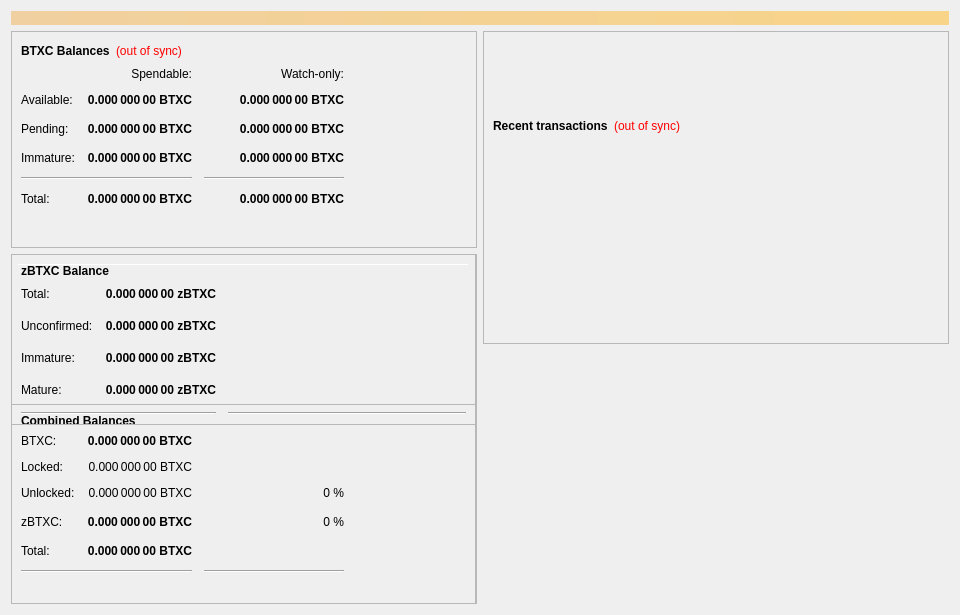
First picture: the form in src/qt/forms/overviewpage.ui, repository bettexproject/bettexcoin, before the edit.
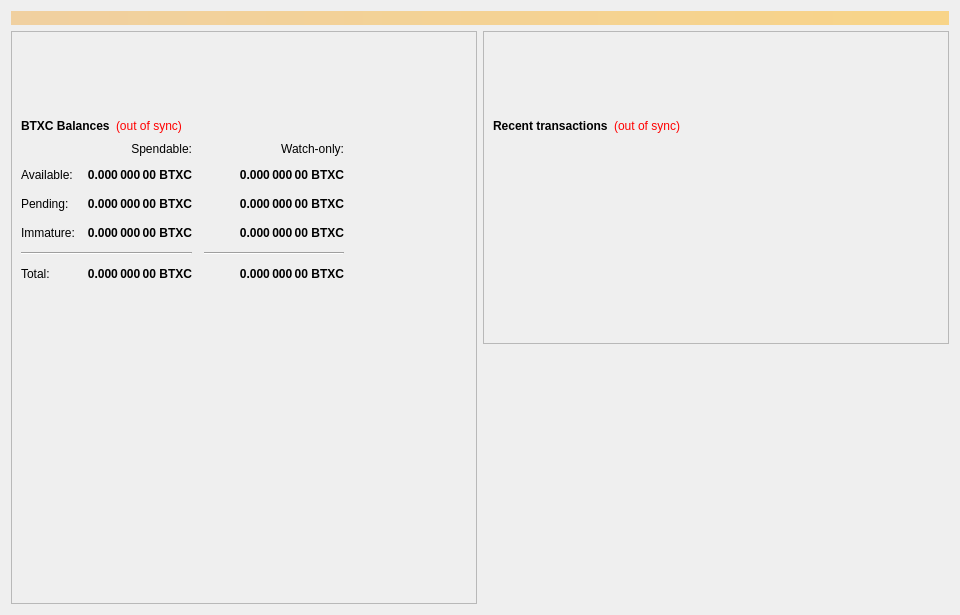
Second picture: the form after the edit.

```diff
--- a/src/qt/forms/overviewpage.ui
+++ b/src/qt/forms/overviewpage.ui
@@ -49,6 +49,22 @@
           <enum>QFrame::Raised</enum>
          </property>
          <layout class="QVBoxLayout" name="verticalLayout_4">
+          <item>
+           <spacer name="verticalSpacer">
+            <property name="orientation">
+             <enum>Qt::Vertical</enum>
+            </property>
+            <property name="sizeType">
+             <enum>QSizePolicy::Fixed</enum>
+            </property>
+            <property name="sizeHint" stdset="0">
+             <size>
+              <width>20</width>
+              <height>75</height>
+             </size>
+            </property>
+           </spacer>
+          </item>
           <item>
            <layout class="QHBoxLayout" name="horizontalLayout_4">
             <item>
@@ -408,1011 +424,6 @@
          </layout>
         </widget>
        </item>
-       <item>
-        <widget class="QFrame" name="frameObfuscation">
-         <property name="minimumSize">
-          <size>
-           <width>0</width>
-           <height>350</height>
-          </size>
-         </property>
-         <property name="layoutDirection">
-          <enum>Qt::LeftToRight</enum>
-         </property>
-         <property name="frameShape">
-          <enum>QFrame::StyledPanel</enum>
-         </property>
-         <property name="frameShadow">
-          <enum>QFrame::Raised</enum>
-         </property>
-         <widget class="QPushButton" name="runAutoDenom">
-          <property name="geometry">
-           <rect>
-            <x>251</x>
-            <y>17</y>
-            <width>1</width>
-            <height>1</height>
-           </rect>
-          </property>
-          <property name="palette">
-           <palette>
-            <active>
-             <colorrole role="WindowText">
-              <brush brushstyle="SolidPattern">
-               <color alpha="255">
-                <red>0</red>
-                <green>0</green>
-                <blue>0</blue>
-               </color>
-              </brush>
-             </colorrole>
-             <colorrole role="Button">
-              <brush brushstyle="SolidPattern">
-               <color alpha="255">
-                <red>239</red>
-                <green>238</green>
-                <blue>238</blue>
-               </color>
-              </brush>
-             </colorrole>
-             <colorrole role="Light">
-              <brush brushstyle="SolidPattern">
-               <color alpha="255">
-                <red>255</red>
-                <green>255</green>
-                <blue>255</blue>
-               </color>
-              </brush>
-             </colorrole>
-             <colorrole role="Midlight">
-              <brush brushstyle="SolidPattern">
-               <color alpha="255">
-                <red>247</red>
-                <green>246</green>
-                <blue>246</blue>
-               </color>
-              </brush>
-             </colorrole>
-             <colorrole role="Dark">
-              <brush brushstyle="SolidPattern">
-               <color alpha="255">
-                <red>119</red>
-                <green>119</green>
-                <blue>119</blue>
-               </color>
-              </brush>
-             </colorrole>
-             <colorrole role="Mid">
-              <brush brushstyle="SolidPattern">
-               <color alpha="255">
-                <red>159</red>
-                <green>159</green>
-                <blue>159</blue>
-               </color>
-              </brush>
-             </colorrole>
-             <colorrole role="Text">
-              <brush brushstyle="SolidPattern">
-               <color alpha="255">
-                <red>0</red>
-                <green>0</green>
-                <blue>0</blue>
-               </color>
-              </brush>
-             </colorrole>
-             <colorrole role="BrightText">
-              <brush brushstyle="SolidPattern">
-               <color alpha="255">
-                <red>255</red>
-                <green>255</green>
-                <blue>255</blue>
-               </color>
-              </brush>
-             </colorrole>
-             <colorrole role="ButtonText">
-              <brush brushstyle="SolidPattern">
-               <color alpha="255">
-                <red>0</red>
-                <green>0</green>
-                <blue>0</blue>
-               </color>
-              </brush>
-             </colorrole>
-             <colorrole role="Base">
-              <brush brushstyle="SolidPattern">
-               <color alpha="255">
-                <red>255</red>
-                <green>255</green>
-                <blue>255</blue>
-               </color>
-              </brush>
-             </colorrole>
-             <colorrole role="Window">
-              <brush brushstyle="SolidPattern">
-               <color alpha="255">
-                <red>239</red>
-                <green>238</green>
-                <blue>238</blue>
-               </color>
-              </brush>
-             </colorrole>
-             <colorrole role="Shadow">
-              <brush brushstyle="SolidPattern">
-               <color alpha="255">
-                <red>0</red>
-                <green>0</green>
-                <blue>0</blue>
-               </color>
-              </brush>
-             </colorrole>
-             <colorrole role="AlternateBase">
-              <brush brushstyle="SolidPattern">
-               <color alpha="255">
-                <red>247</red>
-                <green>246</green>
-                <blue>246</blue>
-               </color>
-              </brush>
-             </colorrole>
-             <colorrole role="ToolTipBase">
-              <brush brushstyle="SolidPattern">
-               <color alpha="255">
-                <red>255</red>
-                <green>255</green>
-                <blue>220</blue>
-               </color>
-              </brush>
-             </colorrole>
-             <colorrole role="ToolTipText">
-              <brush brushstyle="SolidPattern">
-               <color alpha="255">
-                <red>0</red>
-                <green>0</green>
-                <blue>0</blue>
-               </color>
-              </brush>
-             </colorrole>
-            </active>
-            <inactive>
-             <colorrole role="WindowText">
-              <brush brushstyle="SolidPattern">
-               <color alpha="255">
-                <red>0</red>
-                <green>0</green>
-                <blue>0</blue>
-               </color>
-              </brush>
-             </colorrole>
-             <colorrole role="Button">
-              <brush brushstyle="SolidPattern">
-               <color alpha="255">
-                <red>239</red>
-                <green>238</green>
-                <blue>238</blue>
-               </color>
-              </brush>
-             </colorrole>
-             <colorrole role="Light">
-              <brush brushstyle="SolidPattern">
-               <color alpha="255">
-                <red>255</red>
-                <green>255</green>
-                <blue>255</blue>
-               </color>
-              </brush>
-             </colorrole>
-             <colorrole role="Midlight">
-              <brush brushstyle="SolidPattern">
-               <color alpha="255">
-                <red>247</red>
-                <green>246</green>
-                <blue>246</blue>
-               </color>
-              </brush>
-             </colorrole>
-             <colorrole role="Dark">
-              <brush brushstyle="SolidPattern">
-               <color alpha="255">
-                <red>119</red>
-                <green>119</green>
-                <blue>119</blue>
-               </color>
-              </brush>
-             </colorrole>
-             <colorrole role="Mid">
-              <brush brushstyle="SolidPattern">
-               <color alpha="255">
-                <red>159</red>
-                <green>159</green>
-                <blue>159</blue>
-               </color>
-              </brush>
-             </colorrole>
-             <colorrole role="Text">
-              <brush brushstyle="SolidPattern">
-               <color alpha="255">
-                <red>0</red>
-                <green>0</green>
-                <blue>0</blue>
-               </color>
-              </brush>
-             </colorrole>
-             <colorrole role="BrightText">
-              <brush brushstyle="SolidPattern">
-               <color alpha="255">
-                <red>255</red>
-                <green>255</green>
-                <blue>255</blue>
-               </color>
-              </brush>
-             </colorrole>
-             <colorrole role="ButtonText">
-              <brush brushstyle="SolidPattern">
-               <color alpha="255">
-                <red>0</red>
-                <green>0</green>
-                <blue>0</blue>
-               </color>
-              </brush>
-             </colorrole>
-             <colorrole role="Base">
-              <brush brushstyle="SolidPattern">
-               <color alpha="255">
-                <red>255</red>
-                <green>255</green>
-                <blue>255</blue>
-               </color>
-              </brush>
-             </colorrole>
-             <colorrole role="Window">
-              <brush brushstyle="SolidPattern">
-               <color alpha="255">
-                <red>239</red>
-                <green>238</green>
-                <blue>238</blue>
-               </color>
-              </brush>
-             </colorrole>
-             <colorrole role="Shadow">
-              <brush brushstyle="SolidPattern">
-               <color alpha="255">
-                <red>0</red>
-                <green>0</green>
-                <blue>0</blue>
-               </color>
-              </brush>
-             </colorrole>
-             <colorrole role="AlternateBase">
-              <brush brushstyle="SolidPattern">
-               <color alpha="255">
-                <red>247</red>
-                <green>246</green>
-                <blue>246</blue>
-               </color>
-              </brush>
-             </colorrole>
-             <colorrole role="ToolTipBase">
-              <brush brushstyle="SolidPattern">
-               <color alpha="255">
-                <red>255</red>
-                <green>255</green>
-                <blue>220</blue>
-               </color>
-              </brush>
-             </colorrole>
-             <colorrole role="ToolTipText">
-              <brush brushstyle="SolidPattern">
-               <color alpha="255">
-                <red>0</red>
-                <green>0</green>
-                <blue>0</blue>
-               </color>
-              </brush>
-             </colorrole>
-            </inactive>
-            <disabled>
-             <colorrole role="WindowText">
-              <brush brushstyle="SolidPattern">
-               <color alpha="255">
-                <red>119</red>
-                <green>119</green>
-                <blue>119</blue>
-               </color>
-              </brush>
-             </colorrole>
-             <colorrole role="Button">
-              <brush brushstyle="SolidPattern">
-               <color alpha="255">
-                <red>239</red>
-                <green>238</green>
-                <blue>238</blue>
-               </color>
-              </brush>
-             </colorrole>
-             <colorrole role="Light">
-              <brush brushstyle="SolidPattern">
-               <color alpha="255">
-                <red>255</red>
-                <green>255</green>
-                <blue>255</blue>
-               </color>
-              </brush>
-             </colorrole>
-             <colorrole role="Midlight">
-              <brush brushstyle="SolidPattern">
-               <color alpha="255">
-                <red>247</red>
-                <green>246</green>
-                <blue>246</blue>
-               </color>
-              </brush>
-             </colorrole>
-             <colorrole role="Dark">
-              <brush brushstyle="SolidPattern">
-               <color alpha="255">
-                <red>119</red>
-                <green>119</green>
-                <blue>119</blue>
-               </color>
-              </brush>
-             </colorrole>
-             <colorrole role="Mid">
-              <brush brushstyle="SolidPattern">
-               <color alpha="255">
-                <red>159</red>
-                <green>159</green>
-                <blue>159</blue>
-               </color>
-              </brush>
-             </colorrole>
-             <colorrole role="Text">
-              <brush brushstyle="SolidPattern">
-               <color alpha="255">
-                <red>119</red>
-                <green>119</green>
-                <blue>119</blue>
-               </color>
-              </brush>
-             </colorrole>
-             <colorrole role="BrightText">
-              <brush brushstyle="SolidPattern">
-               <color alpha="255">
-                <red>255</red>
-                <green>255</green>
-                <blue>255</blue>
-               </color>
-              </brush>
-             </colorrole>
-             <colorrole role="ButtonText">
-              <brush brushstyle="SolidPattern">
-               <color alpha="255">
-                <red>119</red>
-                <green>119</green>
-                <blue>119</blue>
-               </color>
-              </brush>
-             </colorrole>
-             <colorrole role="Base">
-              <brush brushstyle="SolidPattern">
-               <color alpha="255">
-                <red>239</red>
-                <green>238</green>
-                <blue>238</blue>
-               </color>
-              </brush>
-             </colorrole>
-             <colorrole role="Window">
-              <brush brushstyle="SolidPattern">
-               <color alpha="255">
-                <red>239</red>
-                <green>238</green>
-                <blue>238</blue>
-               </color>
-              </brush>
-             </colorrole>
-             <colorrole role="Shadow">
-              <brush brushstyle="SolidPattern">
-               <color alpha="255">
-                <red>0</red>
-                <green>0</green>
-                <blue>0</blue>
-               </color>
-              </brush>
-             </colorrole>
-             <colorrole role="AlternateBase">
-              <brush brushstyle="SolidPattern">
-               <color alpha="255">
-                <red>239</red>
-                <green>238</green>
-                <blue>238</blue>
-               </color>
-              </brush>
-             </colorrole>
-             <colorrole role="ToolTipBase">
-              <brush brushstyle="SolidPattern">
-               <color alpha="255">
-                <red>255</red>
-                <green>255</green>
-                <blue>220</blue>
-               </color>
-              </brush>
-             </colorrole>
-             <colorrole role="ToolTipText">
-              <brush brushstyle="SolidPattern">
-               <color alpha="255">
-                <red>0</red>
-                <green>0</green>
-                <blue>0</blue>
-               </color>
-              </brush>
-             </colorrole>
-            </disabled>
-           </palette>
-          </property>
-          <property name="focusPolicy">
-           <enum>Qt::NoFocus</enum>
-          </property>
-          <property name="autoFillBackground">
-           <bool>true</bool>
-          </property>
-          <property name="text">
-           <string/>
-          </property>
-          <property name="flat">
-           <bool>true</bool>
-          </property>
-         </widget>
-         <widget class="Line" name="line">
-          <property name="geometry">
-           <rect>
-            <x>7</x>
-            <y>10</y>
-            <width>451</width>
-            <height>1</height>
-           </rect>
-          </property>
-          <property name="orientation">
-           <enum>Qt::Horizontal</enum>
-          </property>
-         </widget>
-         <widget class="QFrame" name="frame_3">
-          <property name="geometry">
-           <rect>
-            <x>0</x>
-            <y>150</y>
-            <width>465</width>
-            <height>201</height>
-           </rect>
-          </property>
-          <property name="frameShape">
-           <enum>QFrame::StyledPanel</enum>
-          </property>
-          <property name="frameShadow">
-           <enum>QFrame::Raised</enum>
-          </property>
-          <layout class="QVBoxLayout" name="verticalLayout_5">
-           <item>
-            <layout class="QHBoxLayout" name="horizontalLayout_5" stretch="0">
-             <item>
-              <widget class="QLabel" name="label_5z">
-               <property name="maximumSize">
-                <size>
-                 <width>16777215</width>
-                 <height>20</height>
-                </size>
-               </property>
-               <property name="font">
-                <font>
-                 <weight>75</weight>
-                 <bold>true</bold>
-                </font>
-               </property>
-               <property name="toolTip">
-                <string>Combined Balances (including unconfirmed and immature coins)</string>
-               </property>
-               <property name="text">
-                <string>&lt;html&gt;&lt;head/&gt;&lt;body&gt;&lt;p&gt;Combined Balances&lt;/p&gt;&lt;/body&gt;&lt;/html&gt;</string>
-               </property>
-              </widget>
-             </item>
-            </layout>
-           </item>
-           <item>
-            <layout class="QGridLayout" name="gridLayout_3">
-             <property name="spacing">
-              <number>12</number>
-             </property>
-             <item row="7" column="0" colspan="2">
-              <widget class="Line" name="lineSpendableBalance_3">
-               <property name="orientation">
-                <enum>Qt::Horizontal</enum>
-               </property>
-              </widget>
-             </item>
-             <item row="7" column="2">
-              <widget class="Line" name="lineWatchBalance_3">
-               <property name="sizePolicy">
-                <sizepolicy hsizetype="Preferred" vsizetype="Fixed">
-                 <horstretch>0</horstretch>
-                 <verstretch>0</verstretch>
-                </sizepolicy>
-               </property>
-               <property name="minimumSize">
-                <size>
-                 <width>140</width>
-                 <height>0</height>
-                </size>
-               </property>
-               <property name="orientation">
-                <enum>Qt::Horizontal</enum>
-               </property>
-              </widget>
-             </item>
-             <item row="4" column="1">
-              <widget class="QLabel" name="labelzBalancez">
-               <property name="font">
-                <font>
-                 <weight>75</weight>
-                 <bold>true</bold>
-                </font>
-               </property>
-               <property name="cursor">
-                <cursorShape>IBeamCursor</cursorShape>
-               </property>
-               <property name="toolTip">
-                <string>Total of transactions that have yet to be confirmed, and do not yet count toward the spendable balance</string>
-               </property>
-               <property name="text">
-                <string notr="true">0.000 000 00 BTXC</string>
-               </property>
-               <property name="alignment">
-                <set>Qt::AlignRight|Qt::AlignTrailing|Qt::AlignVCenter</set>
-               </property>
-               <property name="textInteractionFlags">
-                <set>Qt::LinksAccessibleByMouse|Qt::TextSelectableByKeyboard|Qt::TextSelectableByMouse</set>
-               </property>
-              </widget>
-             </item>
-             <item row="6" column="1">
-              <widget class="QLabel" name="labelTotalz">
-               <property name="font">
-                <font>
-                 <weight>75</weight>
-                 <bold>true</bold>
-                </font>
-               </property>
-               <property name="cursor">
-                <cursorShape>IBeamCursor</cursorShape>
-               </property>
-               <property name="toolTip">
-                <string>Total Balance, including unconfirmed and immature coins.</string>
-               </property>
-               <property name="text">
-                <string notr="true">0.000 000 00 BTXC</string>
-               </property>
-               <property name="alignment">
-                <set>Qt::AlignRight|Qt::AlignTrailing|Qt::AlignVCenter</set>
-               </property>
-               <property name="textInteractionFlags">
-                <set>Qt::LinksAccessibleByMouse|Qt::TextSelectableByKeyboard|Qt::TextSelectableByMouse</set>
-               </property>
-              </widget>
-             </item>
-             <item row="4" column="3">
-              <spacer name="horizontalSpacer_6">
-               <property name="orientation">
-                <enum>Qt::Horizontal</enum>
-               </property>
-               <property name="sizeHint" stdset="0">
-                <size>
-                 <width>40</width>
-                 <height>20</height>
-                </size>
-               </property>
-              </spacer>
-             </item>
-             <item row="6" column="0">
-              <widget class="QLabel" name="labelTotalTextz">
-               <property name="text">
-                <string>Total:</string>
-               </property>
-              </widget>
-             </item>
-             <item row="1" column="0">
-              <widget class="QLabel" name="labelBalanceTextz">
-               <property name="text">
-                <string>BTXC:</string>
-               </property>
-              </widget>
-             </item>
-             <item row="1" column="1">
-              <widget class="QLabel" name="labelBalancez">
-               <property name="font">
-                <font>
-                 <weight>75</weight>
-                 <bold>true</bold>
-                </font>
-               </property>
-               <property name="cursor">
-                <cursorShape>IBeamCursor</cursorShape>
-               </property>
-               <property name="toolTip">
-                <string>Your current spendable balance</string>
-               </property>
-               <property name="text">
-                <string notr="true">0.000 000 00 BTXC</string>
-               </property>
-               <property name="alignment">
-                <set>Qt::AlignRight|Qt::AlignTrailing|Qt::AlignVCenter</set>
-               </property>
-               <property name="textInteractionFlags">
-                <set>Qt::LinksAccessibleByMouse|Qt::TextSelectableByKeyboard|Qt::TextSelectableByMouse</set>
-               </property>
-              </widget>
-             </item>
-             <item row="4" column="0">
-              <widget class="QLabel" name="labelzBalanceTextz">
-               <property name="toolTip">
-                <string/>
-               </property>
-               <property name="text">
-                <string>zBTXC:</string>
-               </property>
-              </widget>
-             </item>
-             <item row="4" column="2">
-              <widget class="QLabel" name="labelzBTXCPercent">
-               <property name="toolTip">
-                <string>Current percentage of zBTXC.
-If AutoMint is enabled this percentage will settle around the configured AutoMint percentage (default = 10%)</string>
-               </property>
-               <property name="text">
-                <string>0 %</string>
-               </property>
-               <property name="alignment">
-                <set>Qt::AlignRight|Qt::AlignTrailing|Qt::AlignVCenter</set>
-               </property>
-              </widget>
-             </item>
-             <item row="6" column="2">
-              <widget class="QLabel" name="label100Percent">
-               <property name="text">
-                <string/>
-               </property>
-               <property name="alignment">
-                <set>Qt::AlignRight|Qt::AlignTrailing|Qt::AlignVCenter</set>
-               </property>
-              </widget>
-             </item>
-             <item row="2" column="1">
-              <widget class="QLabel" name="labelLockedBalance">
-               <property name="toolTip">
-                <string>Locked BTXC or Masternode collaterals. These are excluded from zBTXC minting.</string>
-               </property>
-               <property name="text">
-                <string>0.000 000 00 BTXC</string>
-               </property>
-               <property name="alignment">
-                <set>Qt::AlignRight|Qt::AlignTrailing|Qt::AlignVCenter</set>
-               </property>
-              </widget>
-             </item>
-             <item row="2" column="0">
-              <widget class="QLabel" name="labelLockedBalanceText">
-               <property name="toolTip">
-                <string>Locked BTXC or Masternode collaterals. These are excluded from zBTXC minting.</string>
-               </property>
-               <property name="text">
-                <string>Locked:</string>
-               </property>
-              </widget>
-             </item>
-             <item row="3" column="0">
-              <widget class="QLabel" name="labelUnLockedBalanceText">
-               <property name="toolTip">
-                <string>Unlocked BTXCs. These can be used for zBTXC minting.</string>
-               </property>
-               <property name="text">
-                <string>Unlocked:</string>
-               </property>
-              </widget>
-             </item>
-             <item row="3" column="1">
-              <widget class="QLabel" name="labelUnLockedBalance">
-               <property name="toolTip">
-                <string>Unlocked BTXCs. These can be used for zBTXC minting.</string>
-               </property>
-               <property name="text">
-                <string>0.000 000 00 BTXC</string>
-               </property>
-               <property name="alignment">
-                <set>Qt::AlignRight|Qt::AlignTrailing|Qt::AlignVCenter</set>
-               </property>
-              </widget>
-             </item>
-             <item row="3" column="2">
-              <widget class="QLabel" name="labelBTXCPercent">
-               <property name="text">
-                <string>0 %</string>
-               </property>
-               <property name="alignment">
-                <set>Qt::AlignRight|Qt::AlignTrailing|Qt::AlignVCenter</set>
-               </property>
-              </widget>
-             </item>
-            </layout>
-           </item>
-           <item>
-            <spacer name="verticalSpacer">
-             <property name="orientation">
-              <enum>Qt::Vertical</enum>
-             </property>
-             <property name="sizeHint" stdset="0">
-              <size>
-               <width>20</width>
-               <height>40</height>
-              </size>
-             </property>
-            </spacer>
-           </item>
-          </layout>
-         </widget>
-         <widget class="QFrame" name="frame_4">
-          <property name="geometry">
-           <rect>
-            <x>0</x>
-            <y>0</y>
-            <width>465</width>
-            <height>171</height>
-           </rect>
-          </property>
-          <property name="frameShape">
-           <enum>QFrame::StyledPanel</enum>
-          </property>
-          <property name="frameShadow">
-           <enum>QFrame::Raised</enum>
-          </property>
-          <layout class="QVBoxLayout" name="verticalLayout_7">
-           <item>
-            <layout class="QHBoxLayout" name="horizontalLayout_8" stretch="0">
-             <item>
-              <widget class="QLabel" name="label_5z_3">
-               <property name="maximumSize">
-                <size>
-                 <width>16777215</width>
-                 <height>20</height>
-                </size>
-               </property>
-               <property name="font">
-                <font>
-                 <weight>75</weight>
-                 <bold>true</bold>
-                </font>
-               </property>
-               <property name="text">
-                <string>zBTXC Balance</string>
-               </property>
-              </widget>
-             </item>
-            </layout>
-           </item>
-           <item>
-            <layout class="QGridLayout" name="gridLayout_5">
-             <property name="spacing">
-              <number>12</number>
-             </property>
-             <item row="4" column="0">
-              <widget class="QLabel" name="labelzBalanceMatureText">
-               <property name="toolTip">
-                <string>Mature: more than 20 confirmation and more than 1 mints of the same denomination after it was minted.
-These zBTXC are spendable.</string>
-               </property>
-               <property name="text">
-                <string>Mature:</string>
-               </property>
-              </widget>
-             </item>
-             <item row="5" column="0" colspan="2">
-              <widget class="Line" name="lineSpendableBalance_5">
-               <property name="orientation">
-                <enum>Qt::Horizontal</enum>
-               </property>
-              </widget>
-             </item>
-             <item row="1" column="1">
-              <widget class="QLabel" name="labelzBalance">
-               <property name="font">
-                <font>
-                 <weight>75</weight>
-                 <bold>true</bold>
-                </font>
-               </property>
-               <property name="cursor">
-                <cursorShape>IBeamCursor</cursorShape>
-               </property>
-               <property name="toolTip">
-                <string>All available zBTXC, unconfirmed and immature zBTXC included.</string>
-               </property>
-               <property name="text">
-                <string notr="true">0.000 000 00 zBTXC</string>
-               </property>
-               <property name="alignment">
-                <set>Qt::AlignRight|Qt::AlignTrailing|Qt::AlignVCenter</set>
-               </property>
-               <property name="textInteractionFlags">
-                <set>Qt::LinksAccessibleByMouse|Qt::TextSelectableByKeyboard|Qt::TextSelectableByMouse</set>
-               </property>
-              </widget>
-             </item>
-             <item row="5" column="2">
-              <widget class="Line" name="lineWatchBalance_5">
-               <property name="sizePolicy">
-                <sizepolicy hsizetype="Preferred" vsizetype="Fixed">
-                 <horstretch>0</horstretch>
-                 <verstretch>0</verstretch>
-                </sizepolicy>
-               </property>
-               <property name="minimumSize">
-                <size>
-                 <width>140</width>
-                 <height>0</height>
-                </size>
-               </property>
-               <property name="orientation">
-                <enum>Qt::Horizontal</enum>
-               </property>
-              </widget>
-             </item>
-             <item row="1" column="0">
-              <widget class="QLabel" name="labelzBalanceText">
-               <property name="toolTip">
-                <string>All available zBTXC, unconfirmed and immature zBTXC included.</string>
-               </property>
-               <property name="text">
-                <string>Total:</string>
-               </property>
-              </widget>
-             </item>
-             <item row="1" column="2">
-              <spacer name="horizontalSpacer_8">
-               <property name="orientation">
-                <enum>Qt::Horizontal</enum>
-               </property>
-               <property name="sizeHint" stdset="0">
-                <size>
-                 <width>40</width>
-                 <height>20</height>
-                </size>
-               </property>
-              </spacer>
-             </item>
-             <item row="4" column="2">
-              <spacer name="horizontalSpacer_4">
-               <property name="orientation">
-                <enum>Qt::Horizontal</enum>
-               </property>
-               <property name="sizeHint" stdset="0">
-                <size>
-                 <width>40</width>
-                 <height>20</height>
-                </size>
-               </property>
-              </spacer>
-             </item>
-             <item row="4" column="1">
-              <widget class="QLabel" name="labelzBalanceMature">
-               <property name="font">
-                <font>
-                 <weight>75</weight>
-                 <bold>true</bold>
-                </font>
-               </property>
-               <property name="toolTip">
-                <string>Mature: more than 20 confirmation and more than 1 mints of the same denomination after it was minted.
-These zBTXC are spendable.</string>
-               </property>
-               <property name="text">
-                <string>0.000 000 00 zBTXC</string>
-               </property>
-               <property name="alignment">
-                <set>Qt::AlignRight|Qt::AlignTrailing|Qt::AlignVCenter</set>
-               </property>
-              </widget>
-             </item>
-             <item row="2" column="0">
-              <widget class="QLabel" name="labelzBalanceUnconfirmedText">
-               <property name="toolTip">
-                <string>Unconfirmed: less than 20 confirmations
-Immature: confirmed, but less than 1 mints of the same denomination after it was minted</string>
-               </property>
-               <property name="text">
-                <string>Unconfirmed:</string>
-               </property>
-              </widget>
-             </item>
-             <item row="2" column="1">
-              <widget class="QLabel" name="labelzBalanceUnconfirmed">
-               <property name="font">
-                <font>
-                 <weight>75</weight>
-                 <bold>true</bold>
-                </font>
-               </property>
-               <property name="toolTip">
-                <string>Unconfirmed: less than 20 confirmations
-Immature: confirmed, but less than 1 mints of the same denomination after it was minted</string>
-               </property>
-               <property name="text">
-                <string>0.000 000 00 zBTXC</string>
-               </property>
-               <property name="alignment">
-                <set>Qt::AlignRight|Qt::AlignTrailing|Qt::AlignVCenter</set>
-               </property>
-              </widget>
-             </item>
-             <item row="2" column="2">
-              <spacer name="horizontalSpacer_5">
-               <property name="orientation">
-                <enum>Qt::Horizontal</enum>
-               </property>
-               <property name="sizeHint" stdset="0">
-                <size>
-                 <width>40</width>
-                 <height>20</height>
-                </size>
-               </property>
-              </spacer>
-             </item>
-             <item row="3" column="0">
-              <widget class="QLabel" name="labelzBalanceImmatureText">
-               <property name="toolTip">
-                <string>Unconfirmed: less than 20 confirmations
-Immature: confirmed, but less than 1 mints of the same denomination after it was minted</string>
-               </property>
-               <property name="text">
-                <string>Immature:</string>
-               </property>
-              </widget>
-             </item>
-             <item row="3" column="1">
-              <widget class="QLabel" name="labelzBalanceImmature">
-               <property name="font">
-                <font>
-                 <weight>75</weight>
-                 <bold>true</bold>
-                </font>
-               </property>
-               <property name="toolTip">
-                <string>Unconfirmed: less than 20 confirmations
-Immature: confirmed, but less than 1 mints of the same denomination after it was minted</string>
-               </property>
-               <property name="text">
-                <string>0.000 000 00 zBTXC</string>
-               </property>
-               <property name="alignment">
-                <set>Qt::AlignRight|Qt::AlignTrailing|Qt::AlignVCenter</set>
-               </property>
-              </widget>
-             </item>
-             <item row="3" column="2">
-              <spacer name="horizontalSpacer_7">
-               <property name="orientation">
-                <enum>Qt::Horizontal</enum>
-               </property>
-               <property name="sizeHint" stdset="0">
-                <size>
-                 <width>40</width>
-                 <height>20</height>
-                </size>
-               </property>
-              </spacer>
-             </item>
-            </layout>
-           </item>
-          </layout>
-         </widget>
-        </widget>
-       </item>
       </layout>
      </item>
      <item>
```
